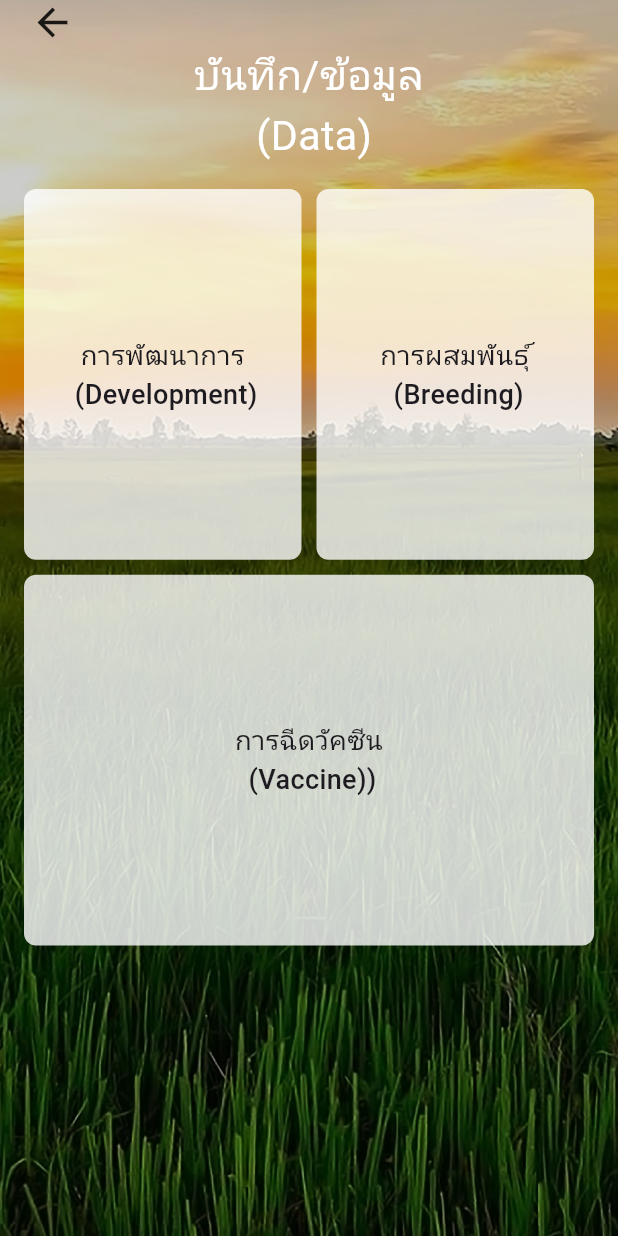
After one commit to thirdfree2/Kway-Thai, a Flutter app: the RecordBuffaloView screen opened directly, on a phone screen of 412 x 824 dp. The commit adds this screen. Run offline on Flutter 3.47's test engine with Material 3 defaults, Android fonts, the phone set to English and light mode, and no system bars; our stand-ins replace auto_size_text, carousel_slider, flutter_cache_manager, google_fonts, image_picker, qr_flutter and 1 more; missing offline and left inert: flutter_rounded_date_picker, galleryimage; network calls fail; Roboto replaces fonts that are missing (Chonburi).

Commit message:
[fix] load state

```diff
--- a/lib/view/buffalo/main_buffalo_view.dart
+++ b/lib/view/buffalo/main_buffalo_view.dart
@@ -1,3 +1,4 @@
+import 'package:buffalo_thai/view/buffalo/record_buffalo_view.dart';
 import 'package:buffalo_thai/view/buffalo/tracking_buffalo_view.dart';
 import 'package:buffalo_thai/view/buffalo/update_buffalo_view.dart';
 import 'package:flutter/material.dart';
@@ -153,7 +154,7 @@ class _MainBuffaloViewState extends State<MainBuffaloView> {
                                       context,
                                       MaterialPageRoute(
                                         builder: (context) =>
-                                            const TrackingBuffaloView(),
+                                            const RecordBuffaloView(),
                                       ),
                                     );
                                   },
--- /dev/null
+++ b/lib/view/buffalo/record_buffalo_view.dart
@@ -0,0 +1,151 @@
+import 'package:buffalo_thai/utils/screen_utils.dart';
+import 'package:buffalo_thai/view/buffalo/tracking_buffalo_view.dart';
+import 'package:flutter/material.dart';
+
+class RecordBuffaloView extends StatefulWidget {
+  const RecordBuffaloView({super.key});
+
+  @override
+  State<RecordBuffaloView> createState() => _RecordBuffaloViewState();
+}
+
+class _RecordBuffaloViewState extends State<RecordBuffaloView> {
+  @override
+  Widget build(BuildContext context) {
+    final screenHeight = MediaQuery.of(context).size.height;
+
+    return Scaffold(
+      body: DecoratedBox(
+        decoration: const BoxDecoration(
+          color: Colors.black,
+          image: DecorationImage(
+            opacity: 0.8,
+            image: AssetImage("assets/images/background-2.jpg"),
+            fit: BoxFit.cover,
+          ),
+        ),
+        child: SafeArea(
+          child: SizedBox(
+            height: screenHeight,
+            child: ListView(
+              children: [
+                Row(
+                  children: [
+                    const SizedBox(
+                      width: 20,
+                    ),
+                    InkWell(
+                      onTap: () => Navigator.pop(context),
+                      child: const Icon(
+                        Icons.arrow_back,
+                        size: 30,
+                      ),
+                    ),
+                  ],
+                ),
+                Center(
+                  child: Text(
+                    "บันทึก/ข้อมูล \n (Data)",
+                    textAlign: TextAlign.center,
+                    style: TextStyle(
+                      fontSize: ScreenUtils.calculateFontSize(context, 24),
+                      color: Colors.white,
+                    ),
+                  ),
+                ),
+                Padding(
+                  padding: const EdgeInsets.all(16.0),
+                  child: Column(
+                    children: [
+                      // แถวที่ 1
+                      Row(
+                        children: [
+                          Expanded(
+                            child: RecordCard(
+                              title: "การพัฒนาการ \n (Development)",
+                              height: screenHeight * 0.3,
+                              onTap: () {
+                                Navigator.push(
+                                  context,
+                                  MaterialPageRoute(
+                                    builder: (context) =>
+                                        const TrackingBuffaloView(),
+                                  ),
+                                );
+                              },
+                            ),
+                          ),
+                          const SizedBox(width: 10),
+                          Expanded(
+                            child: RecordCard(
+                              title: "การผสมพันธุ์ \n (Breeding)",
+                              height: screenHeight * 0.3,
+                              onTap: () {
+                                print("Hello");
+                              },
+                            ),
+                          ),
+                        ],
+                      ),
+
+                      const SizedBox(height: 10),
+
+                      RecordCard(
+                        title: "การฉีดวัคซีน \n (Vaccine))",
+                        height: screenHeight * 0.3,
+                        onTap: () {
+                          print("Hello");
+                        },
+                      ),
+                    ],
+                  ),
+                ),
+              ],
+            ),
+          ),
+        ),
+      ),
+    );
+  }
+}
+
+class RecordCard extends StatelessWidget {
+  final String title;
+  final VoidCallback onTap;
+  final double height;
+
+  const RecordCard({
+    super.key,
+    required this.title,
+    required this.onTap,
+    this.height = 200, // ค่า default ถ้าไม่ส่งมา
+  });
+
+  @override
+  Widget build(BuildContext context) {
+    return Material(
+      color: Colors.transparent,
+      child: InkWell(
+        borderRadius: BorderRadius.circular(8),
+        onTap: onTap,
+        child: Container(
+          height: height,
+          decoration: BoxDecoration(
+            color: Colors.white.withOpacity(0.8),
+            borderRadius: BorderRadius.circular(8),
+          ),
+          child: Center(
+            child: Text(
+              title,
+              textAlign: TextAlign.center,
+              style: const TextStyle(
+                fontSize: 18,
+                fontWeight: FontWeight.w500,
+              ),
+            ),
+          ),
+        ),
+      ),
+    );
+  }
+}
```
Also changed, not shown: lib/view/buffalo/tracking_buffalo_view.dart (+47 -21 lines).
